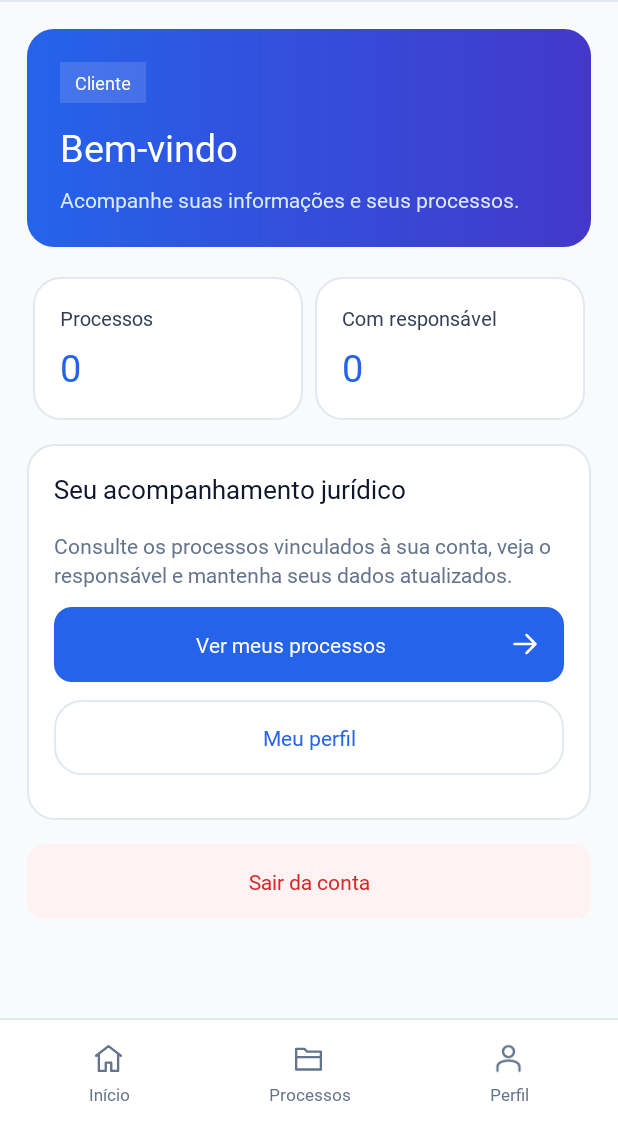
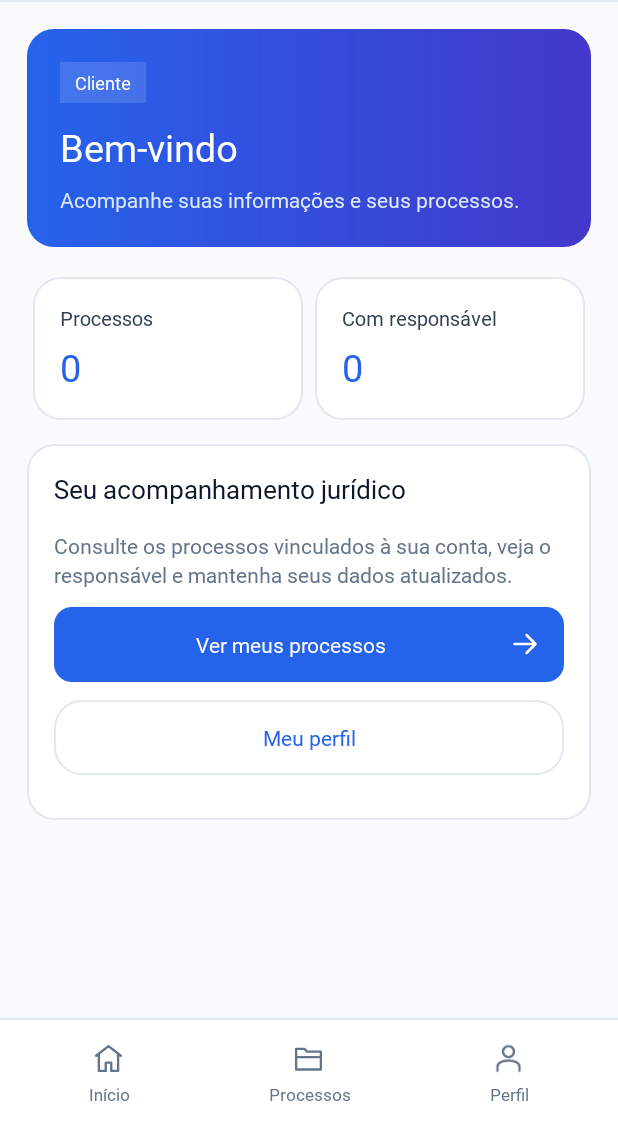
Before and after one commit to JoaoPedroos/ADVR-Mobile, an Android app: the layout activity_painel_principal.xml on its own in the app's theme, with its tools: preview values and no code run, on a phone screen of 412 x 824 dp, the part 108-1236 px from its top. Run offline under Robolectric (Android 15) with nearby library versions, the phone set to English and light mode, and no system bars.

Commit message:
remove: tirando redundancia botão de logout
Removed the 'Sair da conta' button from the layout.

```diff
--- a/app/src/main/res/layout/activity_painel_principal.xml
+++ b/app/src/main/res/layout/activity_painel_principal.xml
@@ -217,12 +217,6 @@
                         android:visibility="gone" />
                 </LinearLayout>
 
-                <Button
-                    android:id="@+id/botao_sair_conta"
-                    android:layout_width="match_parent"
-                    android:layout_height="wrap_content"
-                    style="@style/DangerButton"
-                    android:text="Sair da conta" />
             </LinearLayout>
 
             <LinearLayout
```
